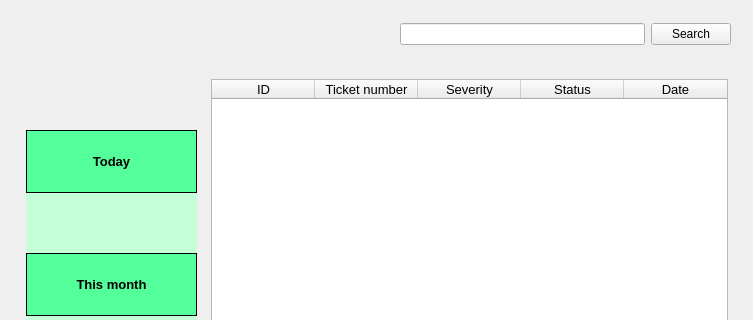
Qt form gui_testic.ui (Sasa993/Agent-Tool) before a commit; both pictures show x 0 to 753 and y 0 to 320 of the 753 by 652 pixel window.
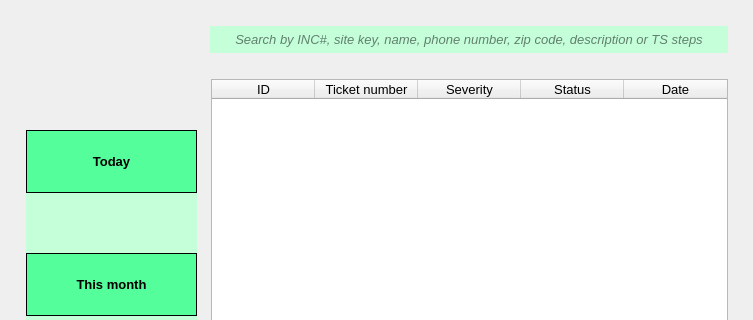
The same form after that commit. Icons and pictures are not drawn.

```diff
--- a/gui_testic.ui
+++ b/gui_testic.ui
@@ -195,20 +195,58 @@
   <widget class="QWidget" name="horizontalLayoutWidget">
    <property name="geometry">
     <rect>
-     <x>400</x>
+     <x>200</x>
      <y>9</y>
-     <width>331</width>
-     <height>51</height>
+     <width>531</width>
+     <height>61</height>
     </rect>
    </property>
    <layout class="QHBoxLayout" name="horizontalLayout_5">
+    <property name="leftMargin">
+     <number>10</number>
+    </property>
+    <property name="rightMargin">
+     <number>3</number>
+    </property>
     <item>
-     <widget class="QLineEdit" name="lineEditSearch"/>
-    </item>
-    <item>
-     <widget class="QPushButton" name="pushButtonSearch">
+     <widget class="QLineEdit" name="lineEditSearch">
+      <property name="font">
+       <font>
+        <pointsize>10</pointsize>
+        <weight>50</weight>
+        <italic>true</italic>
+        <bold>false</bold>
+       </font>
+      </property>
+      <property name="styleSheet">
+       <string notr="true">QLineEdit {
+	background-color: rgb(196, 255, 218);
+	padding: 5px;
+}
+QLineEdit:hover {
+	border: 1px solid black;
+}
+QLineEdit:focus {
+	border: 1px solid black;
+}</string>
+      </property>
       <property name="text">
-       <string>Search</string>
+       <string/>
+      </property>
+      <property name="frame">
+       <bool>false</bool>
+      </property>
+      <property name="echoMode">
+       <enum>QLineEdit::Normal</enum>
+      </property>
+      <property name="alignment">
+       <set>Qt::AlignCenter</set>
+      </property>
+      <property name="placeholderText">
+       <string>Search by INC#, site key, name, phone number, zip code, description or TS steps</string>
+      </property>
+      <property name="cursorMoveStyle">
+       <enum>Qt::LogicalMoveStyle</enum>
       </property>
      </widget>
     </item>
```
